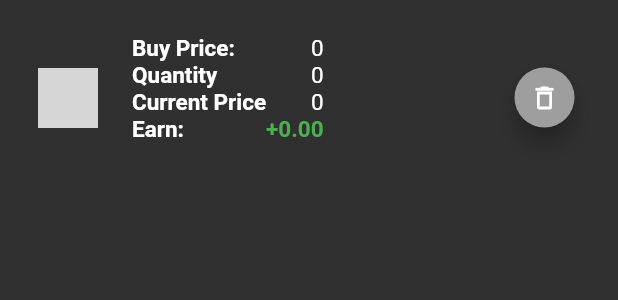
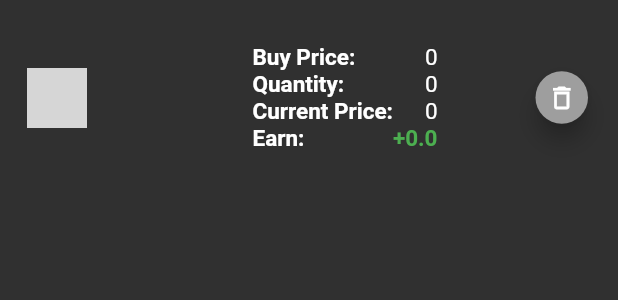
Before and after one commit to hiroexe/Progetto-CryptoWatcher, a Flutter app: the PortfolioCard widget shown alone on an empty page, opened directly with empty values, on a phone screen of 412 x 824 dp. Shown: the top 300 px of the screen. Run offline on Flutter 3.47's test engine with Material 2 defaults, Android fonts, the phone set to English and light mode, and no system bars; our stand-ins replace firebase_auth, firebase_core, shared_preferences, syncfusion_flutter_charts; accounts and stored records are empty; network calls fail; grey boxes are pictures that could not be loaded.

Commit message:
bug fixes

```diff
--- a/lib/main.dart
+++ b/lib/main.dart
@@ -2,17 +2,14 @@
 https://github.com/hiroexe/Progetto-CryptoWatcher.git
  */
 
-
-
+import 'package:crypto_tracker/screens/wrapper.dart';
+import 'package:crypto_tracker/screens/portfolio_screen.dart';
 import 'package:crypto_tracker/screens/portfolio_screen_add_crypto.dart';
-import 'package:crypto_tracker/screens/wrapper.dart';
 import 'package:crypto_tracker/services/auth_services.dart';
 import 'package:crypto_tracker/services/portfolio_preferences_services.dart';
 import 'package:crypto_tracker/services/watchlist_preferences_services.dart';
 import 'package:firebase_auth/firebase_auth.dart';
 import 'package:firebase_core/firebase_core.dart';
-import 'package:crypto_tracker/provider/portfolio_provider.dart';
-import 'package:crypto_tracker/screens/portfolio_screen.dart';
 import 'package:flutter/material.dart';
 import 'package:provider/provider.dart';
 
@@ -23,24 +20,11 @@ void main() async {
   WidgetsFlutterBinding.ensureInitialized();
   await WatchlistPreferences.init();
   await PortfolioPreferences.init();
-  runApp( /*MultiProvider(
-   // providers: [
-    //  ChangeNotifierProvider(create: (_) => ChartStats()),
-     // ChangeNotifierProvider(create: (_) => WatchListProvider()),
-  //  ],
-    child:*/ const MyApp(),
+  runApp( const MyApp(),
 
-    // ),
   );
 }
-/*
-ChangeNotifierProvider(
-create: (_) => ChartStats(),
-child: const MyApp(),
-)
 
-
- */
 class MyApp extends StatelessWidget {
   const MyApp({Key? key}) : super(key: key);
 
@@ -72,7 +56,7 @@ class MyApp extends StatelessWidget {
                 },
                 theme: ThemeData.dark(),
                 debugShowCheckedModeBanner: false,
-                home: Wrapper(),
+                home: const Wrapper(),
               ),
             );
           } else {
--- a/lib/models/card_model.dart
+++ b/lib/models/card_model.dart
@@ -1,6 +1,5 @@
 import 'package:crypto_tracker/screens/coin_screen.dart';
 import 'package:flutter/material.dart';
-import 'package:crypto_tracker/screens/screens.dart';
 
 class CoinCard extends StatelessWidget {
   CoinCard({
--- a/lib/models/chart_sample_data_model.dart
+++ b/lib/models/chart_sample_data_model.dart
@@ -17,7 +17,7 @@ class ChartSampleData {
 
 
   ChartSampleData.fromJson(List<dynamic> json) {
-    x = new DateTime.fromMillisecondsSinceEpoch(json[0]);
+    x = DateTime.fromMillisecondsSinceEpoch(json[0]);
     open = json[1];
     close = json[2];
     low = json[3];
--- a/lib/models/portfolio_card.dart
+++ b/lib/models/portfolio_card.dart
@@ -1,8 +1,5 @@
-import 'package:crypto_tracker/provider/portfolio_provider.dart';
-import 'package:crypto_tracker/screens/portfolio_screen.dart';
 import 'package:crypto_tracker/services/portfolio_preferences_services.dart';
 import 'package:flutter/material.dart';
-import 'package:provider/provider.dart';
 
 class PortfolioCard extends StatelessWidget{
   PortfolioCard({
@@ -24,7 +21,6 @@ class PortfolioCard extends StatelessWidget{
 
   @override
   Widget build(BuildContext context){
-    //  ChartStats statsNotifier = Provider.of<ChartStats>(context , listen: false);
     return Padding(
       padding: const EdgeInsets.only(top: 15, left: 10, right: 10),
       child: Padding(
@@ -33,8 +29,9 @@ class PortfolioCard extends StatelessWidget{
           height: 100,
           child: Row(
               children: [
-                Padding(
-                  padding: const EdgeInsets.all(15.0),
+                SizedBox(width: 8),
+                SizedBox(
+                  width: 40,
                   child: Container(
                     decoration: BoxDecoration(
                       color: Colors.transparent,
@@ -42,19 +39,21 @@ class PortfolioCard extends StatelessWidget{
                     ),
                     height: 40,
                     width: 40,
-                    child: Padding(
-                      padding: const EdgeInsets.all(0),
+                    child: Container(
                       child: Image.network(image),
                     ),
                   ),
                 ),
+                SizedBox(width:15),
                 SizedBox(
+                  width: 40,
                   child: Column(
                     mainAxisAlignment: MainAxisAlignment.center,
                     crossAxisAlignment: CrossAxisAlignment.start,
                     children: [
-                      FittedBox(
-                      fit: BoxFit.scaleDown,
+                      SizedBox(
+                        width:40,
+                     //   padding: const EdgeInsets.all(0.0),
                         child: Text(
                           symbol.toUpperCase(),
                           style: const TextStyle(
@@ -67,8 +66,8 @@ class PortfolioCard extends StatelessWidget{
                     ],),
                 ),
                 Expanded(
-
-
+                  child: FittedBox(
+                    fit: BoxFit.scaleDown,
                     child: Padding(
                       padding: const EdgeInsets.all(8.0),
                       child: Row(
@@ -77,7 +76,7 @@ class PortfolioCard extends StatelessWidget{
                             crossAxisAlignment: CrossAxisAlignment.start,
                             children: const [
                               Text(
-                              'Buy Price:    ',
+                                'Buy Price:',
                                 style: TextStyle(
                                   color: Colors.white,
                                   fontSize: 15,
@@ -85,7 +84,7 @@ class PortfolioCard extends StatelessWidget{
                                 ),
                               ),
                               Text(
-                              'Quantity   ',
+                                'Quantity:',
                                 style: TextStyle(
                                   color: Colors.white,
                                   fontSize: 15,
@@ -93,7 +92,7 @@ class PortfolioCard extends StatelessWidget{
                                 ),
                               ),
                               Text(
-                              'Current Price',
+                                'Current Price:',
                                 style: TextStyle(
                                   color: Colors.white,
                                   fontSize: 15,
@@ -116,7 +115,6 @@ class PortfolioCard extends StatelessWidget{
                             children: [
 
                               Text(
-                            //  f.format(totalVolume) +
                                 buyPrice.toString(),
                                 style: const TextStyle(
                                   color: Colors.white,
@@ -125,18 +123,16 @@ class PortfolioCard extends StatelessWidget{
                                 ),
                               ),
                               Text(
-                          //    f.format(circulatingSupply) +' ' +symbol.toUpperCase(),
                                 quantity.toString(),
-                              style: const TextStyle(
+                                style:  const TextStyle(
                                   color: Colors.white,
                                   fontSize: 15,
                                   fontWeight: FontWeight.normal,
                                 ),
                               ),
                               Text(
-                         //     f.format(marketCap) +' USD',
                                 currentPrice.toString(),
-                              style: const TextStyle(
+                                style:  const TextStyle(
                                   color: Colors.white,
                                   fontSize: 15,
                                   fontWeight: FontWeight.normal,
@@ -144,9 +140,9 @@ class PortfolioCard extends StatelessWidget{
                               ),
                               Text(
                                 earn.toDouble().toDouble() < 0
-                                  ? earn.toDouble().toStringAsFixed(2)
+                                    ? earn.toDouble().toStringAsFixed(1)
                                     : '+' +
-                                  earn.toDouble().toStringAsFixed(2),
+                                    earn.toDouble().toStringAsFixed(1),
                                 style: TextStyle(
                                   color: earn.toDouble().toDouble() < 0
                                       ? Colors.red
@@ -162,17 +158,19 @@ class PortfolioCard extends StatelessWidget{
                       ),
                     ),
                   ),
-                Padding(
-                  padding: const EdgeInsets.all(15.0),
+                ),
+                Container(
+                  margin: EdgeInsets.all(10.0),
+                  alignment: AlignmentDirectional.centerEnd,
+                  width: 35,
                   child: Column(
                     mainAxisAlignment: MainAxisAlignment.center,
-                    crossAxisAlignment: CrossAxisAlignment.end,
+                    crossAxisAlignment: CrossAxisAlignment.center,
                     children: [
 
                       FloatingActionButton.small(
                         heroTag: "btnPortfolio",
                         onPressed: (){
-                          //   statsNotifier.deleteStats(context);
                           PortfolioPreferences().removePortfolioToDb(symbol);
                         },
                         child: const Icon(Icons.delete_outline, color: Colors.white, size: 20, ),
@@ -180,7 +178,6 @@ class PortfolioCard extends StatelessWidget{
                       ),
                     ],
                   ),
-
                 ),
               ]),
         ),
--- a/lib/screens/auth/authentication_screen.dart
+++ b/lib/screens/auth/authentication_screen.dart
@@ -1,5 +1,5 @@
-import 'package:crypto_tracker/screens/auth/signIn_screen.dart';
-import 'package:crypto_tracker/screens/auth/signUp_screen.dart';
+import 'package:crypto_tracker/screens/auth/sign_in_screen.dart';
+import 'package:crypto_tracker/screens/auth/sign_up_screen.dart';
 import 'package:flutter/material.dart';
 
 class Authentication extends StatefulWidget {
--- a/lib/screens/home_screen.dart
+++ b/lib/screens/home_screen.dart
@@ -1,4 +1,6 @@
-import 'package:crypto_tracker/screens/screens.dart';
+import 'package:crypto_tracker/screens/crypto_screen.dart';
+import 'package:crypto_tracker/screens/watchlist_screen.dart';
+import 'package:crypto_tracker/screens/portfolio_screen.dart';
 import 'package:crypto_tracker/services/auth_services.dart';
 import 'package:flutter/material.dart';
 import 'package:provider/provider.dart';
--- a/lib/screens/screens.dart
+++ /dev/null
@@ -1,5 +0,0 @@
-export 'home_screen.dart';
-export 'crypto_screen.dart';
-export 'portfolio_screen.dart';
-export 'watchlist_screen.dart';
-export 'coin_screen.dart';
--- a/lib/screens/watchlist_screen.dart
+++ b/lib/screens/watchlist_screen.dart
@@ -5,9 +5,7 @@ import 'package:crypto_tracker/models/card_model.dart';
 import 'package:flutter/material.dart';
 import 'package:http/http.dart' as https;
 import 'package:crypto_tracker/services/watchlist_preferences_services.dart';
-/*
 
-import 'package:provider/provider.dart'; */
 
 
 class WatchlistScreen extends StatefulWidget {
@@ -20,9 +18,6 @@ class WatchlistScreen extends StatefulWidget {
 class _WatchlistScreenState extends State<WatchlistScreen> {
 
   List<String> watchlistId = [];
-  /*  WatchListProvider watchListNotifier =
-        Provider.of<WatchListProvider>(context, listen: false); */
-
 
   Future<List<CryptoModel>> fetchCoin() async {
     coinList2 = [];
--- a/lib/services/auth_services.dart
+++ b/lib/services/auth_services.dart
@@ -1,5 +1,4 @@
 import 'dart:io';
-
 import 'package:firebase_auth/firebase_auth.dart';
 import 'package:flutter/cupertino.dart';
 
--- a/lib/services/portfolio_preferences_services.dart
+++ b/lib/services/portfolio_preferences_services.dart
@@ -1,4 +1,3 @@
-import 'package:crypto_tracker/screens/portfolio_screen.dart';
 import "package:shared_preferences/shared_preferences.dart";
 
 class PortfolioPreferences {
@@ -15,11 +14,10 @@ class PortfolioPreferences {
     portfolio = getPortfolio() ?? [];
 
     int tmpIndex;
-    //if (PortfolioScreen(). ) {
       if (portfolio.contains(symbol)) {
       tmpIndex = portfolio.indexOf(symbol);
       double tmpPrice = double.parse(portfolio[tmpIndex + 1]);
-      double tmpQnty = double.parse(portfolio[tmpIndex + 2]);;
+      double tmpQnty = double.parse(portfolio[tmpIndex + 2]);
       portfolio[tmpIndex + 1] = ((tmpPrice + buyPrice) / 2).toString();
       portfolio[tmpIndex + 2] = (tmpQnty + quantity).toString();
     } else {
@@ -27,7 +25,6 @@ class PortfolioPreferences {
       portfolio.add(buyPrice.toString());
       portfolio.add(quantity.toString());
 
-    //}
     }
 
     await _preferences2.setStringList(_keyPortfolio, portfolio);
```
Also changed, not shown: lib/models/add_crypto_model.dart (added, +13 -0 lines), lib/models/crypto_model.dart (+0 -42 lines), lib/provider/portfolio_provider.dart (deleted, +0 -69 lines), lib/screens/auth/sign_in_screen.dart (renamed from lib/screens/auth/signUp_screen.dart, +32 -34 lines), lib/screens/auth/sign_up_screen.dart (renamed from lib/screens/auth/signIn_screen.dart, +24 -22 lines), lib/screens/coin_screen.dart (+4 -3 lines), lib/screens/portfolio_screen.dart (+28 -33 lines), lib/screens/portfolio_screen_add_crypto.dart (+2 -10 lines), pubspec.yaml (+12 -0 lines), pubspec.lock, 6 other files. Lines whose indentation alone changed are shown as unchanged.
